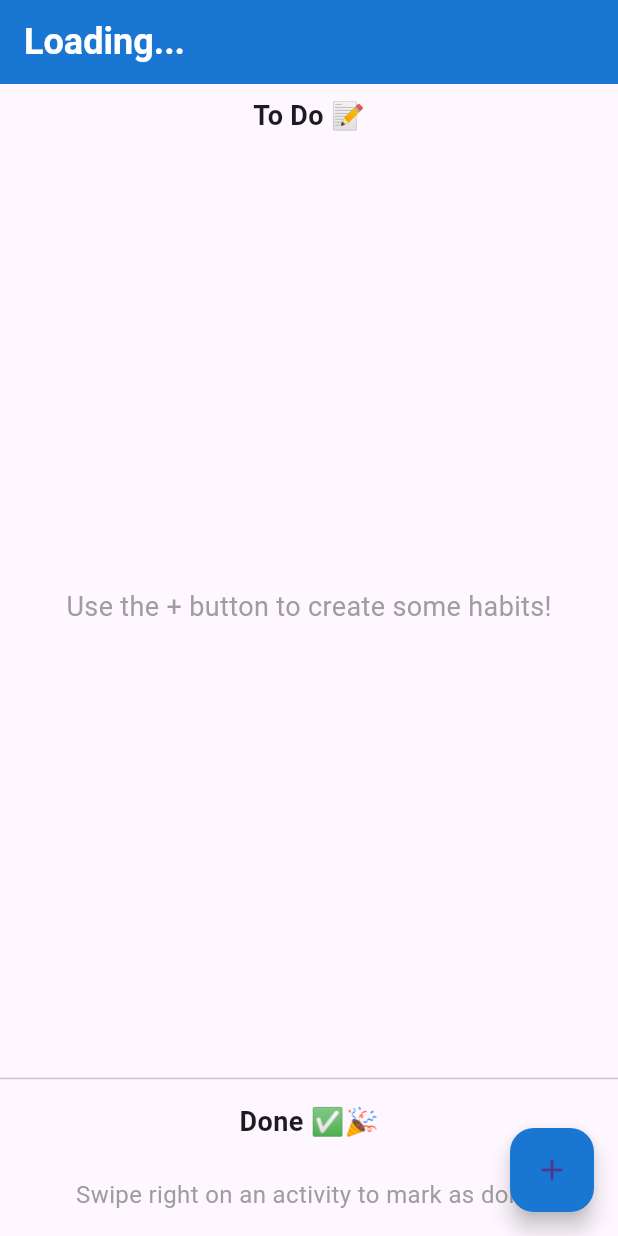
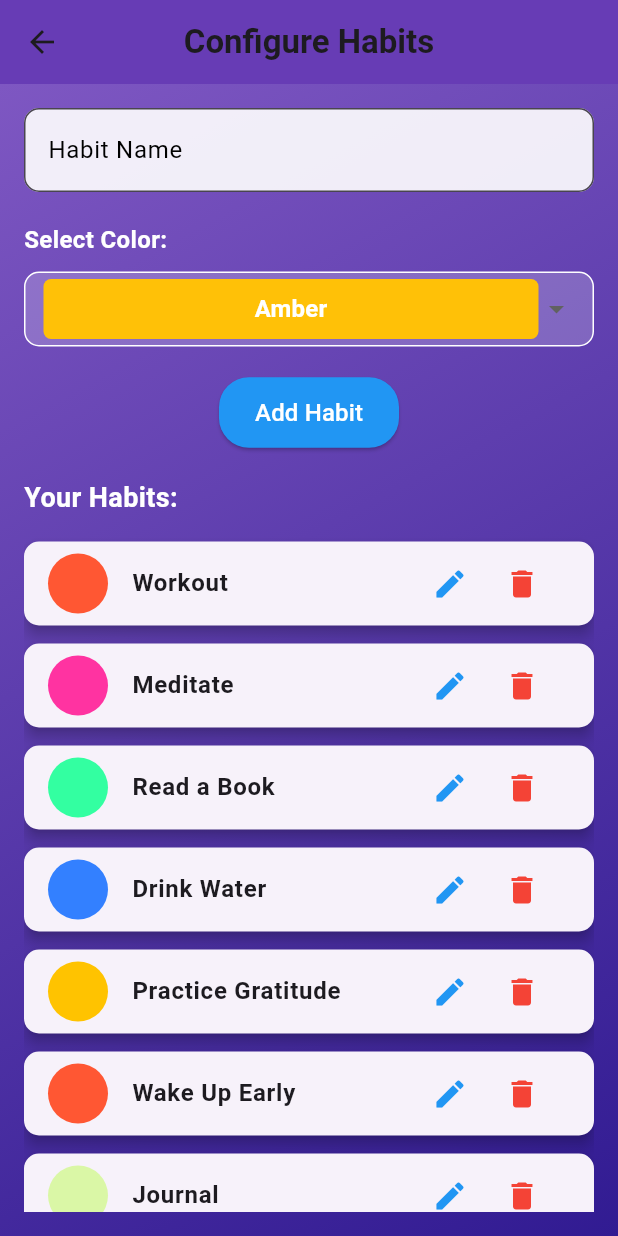
Before and after one commit to nicolemontiel/habit_tracker, a Flutter app: the HabitTrackerScreen screen opened directly with empty values, after a tap on the "add" icon, on a phone screen of 412 x 824 dp. Run offline on Flutter 3.47's test engine with Material 3 defaults, Android fonts, the phone set to English and light mode, and no system bars; our stand-ins replace flutter_local_notifications, fluttertoast, shared_preferences; accounts and stored records are empty.

Commit message:
Add project files

```diff
--- /dev/null
+++ b/lib/add_habit_screen.dart
@@ -0,0 +1,278 @@
+import 'package:flutter/material.dart';
+
+class AddHabitScreen extends StatefulWidget {
+  const AddHabitScreen({super.key});
+
+  @override
+  _AddHabitScreenState createState() => _AddHabitScreenState();
+}
+
+class _AddHabitScreenState extends State<AddHabitScreen> {
+  final TextEditingController _habitController = TextEditingController();
+  Color selectedColor = Colors.amber; // Default color
+  Map<String, String> selectedHabitsMap = {};
+  Map<String, String> completedHabitsMap = {};
+  final Map<String, Color> _habitColors = {
+    'Amber': Colors.amber,
+    'Red Accent': Colors.redAccent,
+    'Light Blue': Colors.lightBlue,
+    'Light Green': Colors.lightGreen,
+    'Purple Accent': Colors.purpleAccent,
+    'Orange': Colors.orange,
+    'Teal': Colors.teal,
+    'Deep Purple': Colors.deepPurple,
+  };
+  String selectedColorName = 'Amber'; // Default color name
+
+  @override
+  void initState() {
+    super.initState();
+    _loadHabits();
+  }
+
+  Future<void> _loadHabits() async {
+    setState(() {
+      // Hardcoded habits for demonstration
+      selectedHabitsMap = {
+        'Workout': 'FF5733', // Color in hex (e.g., Amber)
+        'Meditate': 'FF33A1',
+        'Read a Book': '33FFA1',
+        'Drink Water': '3380FF',
+        'Practice Gratitude': 'FFC300'
+      };
+      completedHabitsMap = {
+        'Wake Up Early': 'FF5733',
+        'Journal': 'DAF7A6'
+      };
+    });
+  }
+
+  Future<void> _saveHabits() async {
+    // This function intentionally left empty as no saving is needed
+  }
+
+  void _editHabit(String oldHabitName, String currentColorHex) {
+    TextEditingController editController =
+        TextEditingController(text: oldHabitName);
+    showDialog(
+      context: context,
+      builder: (context) {
+        return AlertDialog(
+          title: const Text('Edit Habit'),
+          content: TextField(
+            controller: editController,
+            decoration: const InputDecoration(
+              labelText: 'Habit Name',
+              border: OutlineInputBorder(),
+            ),
+          ),
+          actions: [
+            TextButton(
+              onPressed: () {
+                Navigator.pop(context); // Cancel edit
+              },
+              child: const Text('Cancel'),
+            ),
+            TextButton(
+              onPressed: () {
+                String newHabitName = editController.text.trim();
+                if (newHabitName.isNotEmpty) {
+                  setState(() {
+                    // Update in selectedHabitsMap if exists, else in completedHabitsMap
+                    if (selectedHabitsMap.containsKey(oldHabitName)) {
+                      selectedHabitsMap.remove(oldHabitName);
+                      selectedHabitsMap[newHabitName] = currentColorHex;
+                    } else if (completedHabitsMap.containsKey(oldHabitName)) {
+                      completedHabitsMap.remove(oldHabitName);
+                      completedHabitsMap[newHabitName] = currentColorHex;
+                    }
+                  });
+                  Navigator.pop(context); // Close dialog
+                }
+              },
+              child: const Text('Save'),
+            ),
+          ],
+        );
+      },
+    );
+  }
+
+  Color _getColorFromHex(String hexColor) {
+    hexColor = hexColor.replaceAll('#', '');
+    if (hexColor.length == 6) {
+      hexColor = 'FF$hexColor'; // Add opacity if not included.
+    }
+    return Color(int.parse('0x$hexColor'));
+  }
+
+  @override
+  Widget build(BuildContext context) {
+    // Combine both maps for display, ensuring no duplicates
+    Map<String, String> allHabitsMap = {...selectedHabitsMap, ...completedHabitsMap};
+
+    return Scaffold(
+      appBar: AppBar(
+        backgroundColor: Colors.deepPurple,
+        title: const Text(
+          'Configure Habits',
+          style: TextStyle(fontWeight: FontWeight.bold),
+        ),
+        centerTitle: true,
+        elevation: 4,
+      ),
+      body: Container(
+        decoration: BoxDecoration(
+          gradient: LinearGradient(
+            colors: [Colors.deepPurple.shade400, Colors.deepPurple.shade900],
+            begin: Alignment.topLeft,
+            end: Alignment.bottomRight,
+          ),
+        ),
+        padding: const EdgeInsets.all(16.0),
+        child: Column(
+          crossAxisAlignment: CrossAxisAlignment.start,
+          children: [
+            // Input field for habit name with enhanced styling
+            TextField(
+              controller: _habitController,
+              decoration: InputDecoration(
+                labelText: 'Habit Name',
+                labelStyle: const TextStyle(color: Colors.black),
+                filled: true,
+                fillColor: Colors.white.withOpacity(0.9),
+                border: OutlineInputBorder(
+                  borderRadius: BorderRadius.circular(10),
+                ),
+              ),
+            ),
+            const SizedBox(height: 20),
+            const Text(
+              'Select Color:',
+              style: TextStyle(fontSize: 16, fontWeight: FontWeight.bold, color: Colors.white),
+            ),
+            const SizedBox(height: 10),
+            // Dropdown to choose a habit color
+            Container(
+              padding: const EdgeInsets.symmetric(horizontal: 12.0),
+              decoration: BoxDecoration(
+                borderRadius: BorderRadius.circular(10),
+                border: Border.all(color: Colors.white),
+                color: Colors.white.withOpacity(0.2),
+              ),
+              child: DropdownButton<String>(
+                value: selectedColorName,
+                isExpanded: true,
+                dropdownColor: Colors.deepPurple.shade700,
+                underline: const SizedBox(),
+                items: _habitColors.keys.map((String colorName) {
+                  return DropdownMenuItem<String>(
+                    value: colorName,
+                    child: Container(
+                      height: 40,
+                      alignment: Alignment.center,
+                      decoration: BoxDecoration(
+                        color: _habitColors[colorName],
+                        borderRadius: BorderRadius.circular(5),
+                      ),
+                      child: Text(
+                        colorName,
+                        style: const TextStyle(
+                            color: Colors.white, fontWeight: FontWeight.bold),
+                      ),
+                    ),
+                  );
+                }).toList(),
+                onChanged: (String? newValue) {
+                  setState(() {
+                    selectedColorName = newValue!;
+                    selectedColor = _habitColors[selectedColorName]!;
+                  });
+                },
+              ),
+            ),
+            const SizedBox(height: 20),
+            // Button to add a new habit
+            Center(
+              child: ElevatedButton(
+                onPressed: () {
+                  if (_habitController.text.isNotEmpty) {
+                    setState(() {
+                      selectedHabitsMap[_habitController.text] =
+                          selectedColor.value.toRadixString(16).toUpperCase();
+                      _habitController.clear();
+                      selectedColorName = 'Amber'; // Reset to default
+                      selectedColor = _habitColors[selectedColorName]!;
+                    });
+                  }
+                },
+                style: ElevatedButton.styleFrom(
+                  backgroundColor: Colors.blue,
+                  shape: RoundedRectangleBorder(
+                    borderRadius: BorderRadius.circular(20),
+                  ),
+                  padding: const EdgeInsets.symmetric(horizontal: 24, vertical: 12),
+                ),
+                child: const Text(
+                  'Add Habit',
+                  style: TextStyle(color: Colors.white, fontSize: 16),
+                ),
+              ),
+            ),
+            const SizedBox(height: 20),
+            const Text(
+              'Your Habits:',
+              style: TextStyle(fontSize: 18, fontWeight: FontWeight.bold, color: Colors.white),
+            ),
+            const SizedBox(height: 10),
+            // Display all habits in a styled list with edit and delete actions
+            Expanded(
+              child: ListView(
+                children: allHabitsMap.entries.map((entry) {
+                  final habitName = entry.key;
+                  final habitColor = _getColorFromHex(entry.value);
+                  return Card(
+                    margin: const EdgeInsets.symmetric(vertical: 6),
+                    shape: RoundedRectangleBorder(
+                      borderRadius: BorderRadius.circular(10),
+                    ),
+                    elevation: 4,
+                    child: ListTile(
+                      leading: CircleAvatar(
+                        backgroundColor: habitColor,
+                      ),
+                      title: Text(
+                        habitName,
+                        style: const TextStyle(fontWeight: FontWeight.bold),
+                      ),
+                      trailing: Row(
+                        mainAxisSize: MainAxisSize.min,
+                        children: [
+                          IconButton(
+                            icon: const Icon(Icons.edit, color: Colors.blue),
+                            onPressed: () {
+                              _editHabit(habitName, entry.value);
+                            },
+                          ),
+                          IconButton(
+                            icon: const Icon(Icons.delete, color: Colors.red),
+                            onPressed: () {
+                              setState(() {
+                                selectedHabitsMap.remove(habitName);
+                                completedHabitsMap.remove(habitName);
+                              });
+                            },
+                          ),
+                        ],
+                      ),
+                    ),
+                  );
+                }).toList(),
+              ),
+            ),
+          ],
+        ),
+      ),
+    );
+  }
+}
--- a/lib/habit_tracker_screen.dart
+++ b/lib/habit_tracker_screen.dart
@@ -1,4 +1,5 @@
 import 'package:flutter/material.dart';
+import 'add_habit_screen.dart';
 
 class HabitTrackerScreen extends StatefulWidget {
   final String username;
@@ -180,10 +181,17 @@ class _HabitTrackerScreenState extends State<HabitTrackerScreen> {
       ),
       floatingActionButton: selectedHabitsMap.isEmpty
           ? FloatingActionButton(
-              onPressed: () {},
+              onPressed: () {
+                Navigator.push(
+                  context,
+                  MaterialPageRoute(
+                    builder: (context) => AddHabitScreen(),
+                  ),
+                );
+              },
+              child: Icon(Icons.add),
               backgroundColor: Colors.blue.shade700,
               tooltip: 'Add Habits',
-              child: const Icon(Icons.add),
             )
           : null,
     );
```
